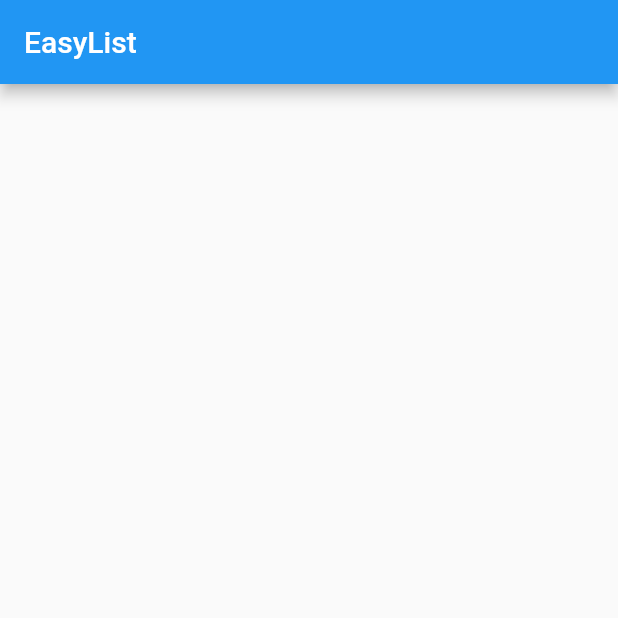
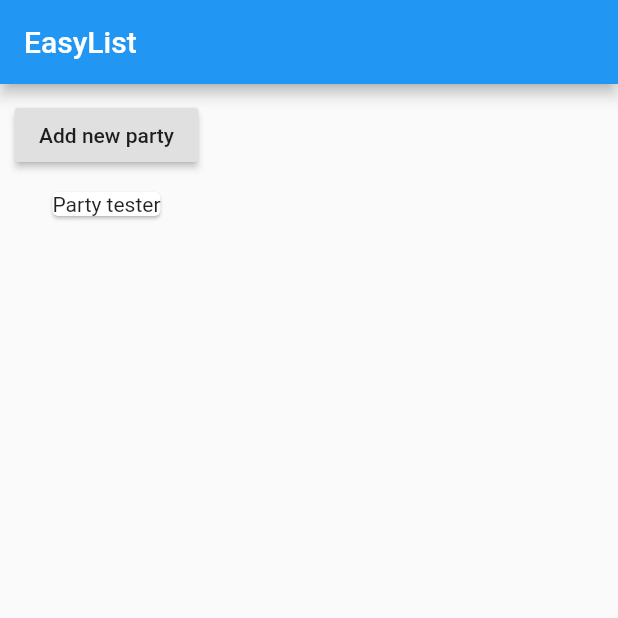
Before and after one commit to Gavrik93/EasyList, a Flutter app: the screen it shows after launch, on a phone screen of 412 x 824 dp, the top half of it. Run offline on Flutter 3.47's test engine with Material 2 defaults, Android fonts, the phone set to English and light mode, and no system bars.

Commit message:
separate widgets to different files

```diff
--- a/lib/main.dart
+++ b/lib/main.dart
@@ -1,17 +1,18 @@
 import 'package:flutter/material.dart';
+import './product_manager.dart';
 
-main() {
-  runApp(MyApp());
-}
+void main() => runApp(MyApp());
 
 class MyApp extends StatelessWidget {
-  build(context) {
+  @override
+  build(BuildContext context) {
     return MaterialApp(
-      home: (Scaffold(
+      home: Scaffold(
         appBar: AppBar(
           title: Text('EasyList'),
         ),
-      )),
+        body: ProductManager('Party tester'),
+      ),
     );
   }
 }
--- /dev/null
+++ b/lib/product_manager.dart
@@ -0,0 +1,43 @@
+import 'package:flutter/material.dart';
+import './products.dart';
+
+class ProductManager extends StatefulWidget {
+
+  final String startingProduct;
+  ProductManager(this.startingProduct);
+  @override
+  State<StatefulWidget> createState() {
+    // TODO: implement createState
+    return _ProductManagerState();
+  }
+}
+
+class _ProductManagerState extends State<ProductManager> {
+  //initialize
+  List<String> _products = [];
+  @override
+  void initState() {
+    _products.add(widget.startingProduct);
+    super.initState();
+  }
+  @override
+  Widget build(BuildContext context) {
+    // TODO: implement build
+    return Column(
+      children: [
+        Container(
+          margin: EdgeInsets.all(10.0),
+          child: RaisedButton(
+            onPressed: () {
+              setState(() {
+                _products.add('Advanced party tester');
+              });
+            },
+            child: Text('Add new party'),
+          ),
+        ),
+        Product(_products)
+      ],
+    );
+  }
+}
--- /dev/null
+++ b/lib/products.dart
@@ -0,0 +1,28 @@
+import 'package:flutter/material.dart';
+
+class Product extends StatelessWidget {
+  final List <String> products;
+
+  Product(this.products){
+    print('[ProductsWidget] Constructor');
+  }
+
+  @override
+  Widget build(BuildContext context) {
+        print('[ProductsWidget] build()');
+    return Column(
+      children: products
+          .map(
+            (element) => Card(
+          child: Column(
+            children: <Widget>[
+             //Image.asset('assets/androidparty.jpg'),
+              Text(element)
+            ],
+          ),
+        ),
+      )
+          .toList(),
+    );
+  }
+}
--- a/pubspec.yaml
+++ b/pubspec.yaml
@@ -41,8 +41,8 @@ flutter:
   uses-material-design: true
 
   # To add assets to your application, add an assets section, like this:
-  # assets:
-  #  - images/a_dot_burr.jpeg
+  assets:
+  - assets/androidparty.jpg
   #  - images/a_dot_ham.jpeg
 
   # An image asset can refer to one or more resolution-specific "variants", see
```
Also changed, not shown: assets/androidparty.jpg (added).
